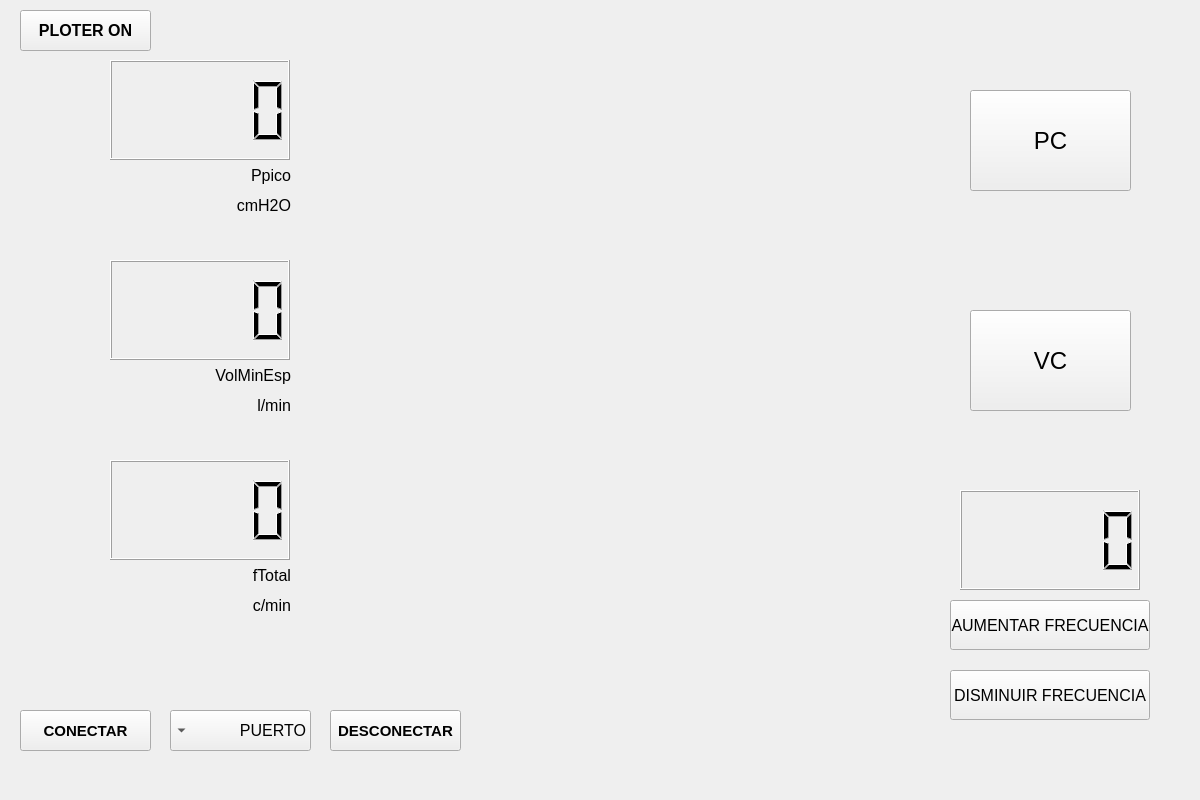
The window that diseño_gui.ui (1PYTHON1/Interfaz_Grafica_Ventilador_Mecanico_PyQt5) describes before a commit, drawn with Qt 5.
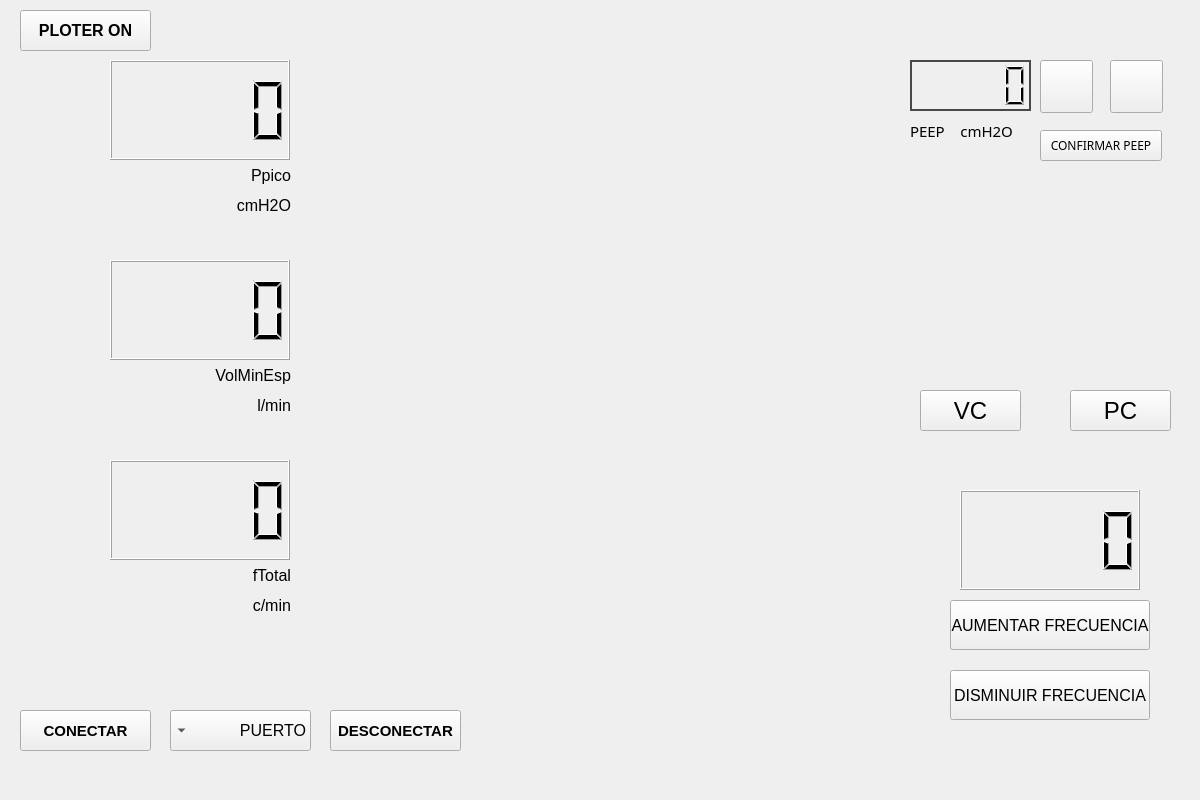
The same window after the commit. Icons and pictures are not drawn.

Commit message: Se agrega el diseño de PEEP para control

Patch:
```diff
--- a/diseño_gui.ui
+++ b/diseño_gui.ui
@@ -73,10 +73,10 @@
    <widget class="QPushButton" name="pushButton_pc">
     <property name="geometry">
      <rect>
-      <x>970</x>
-      <y>90</y>
-      <width>161</width>
-      <height>101</height>
+      <x>1070</x>
+      <y>390</y>
+      <width>101</width>
+      <height>41</height>
      </rect>
     </property>
     <property name="font">
@@ -112,10 +112,10 @@
    <widget class="QPushButton" name="pushButton__vc">
     <property name="geometry">
      <rect>
-      <x>970</x>
-      <y>310</y>
-      <width>161</width>
-      <height>101</height>
+      <x>920</x>
+      <y>390</y>
+      <width>101</width>
+      <height>41</height>
      </rect>
     </property>
     <property name="font">
@@ -435,6 +435,129 @@
      <string>PLOTER ON</string>
     </property>
    </widget>
+   <widget class="QLCDNumber" name="lcdNumber_peep">
+    <property name="geometry">
+     <rect>
+      <x>910</x>
+      <y>60</y>
+      <width>121</width>
+      <height>51</height>
+     </rect>
+    </property>
+    <property name="styleSheet">
+     <string notr="true">#lcdNumber_peep{
+
+border: 2px solid rgb(72, 72, 72);
+
+
+}
+#lcdNumber_peep:hover{
+
+border: 2px solid  rgb(190, 190, 190);
+
+}
+</string>
+    </property>
+    <property name="frameShape">
+     <enum>QFrame::Box</enum>
+    </property>
+   </widget>
+   <widget class="QPushButton" name="pushButton_incrementar_peep">
+    <property name="geometry">
+     <rect>
+      <x>1040</x>
+      <y>60</y>
+      <width>53</width>
+      <height>53</height>
+     </rect>
+    </property>
+    <property name="styleSheet">
+     <string notr="true">#pushButton_incrementar_peep
+{
+background-image: url(:/design/iconos/akar-icons_circle-chevron-down-fill (1).png);
+}
+#pushButton_incrementar_peep:hover
+{
+background-image: url(:/design/iconos/akar-icons_circle-chevron-down-fill (2).png);
+}</string>
+    </property>
+    <property name="text">
+     <string/>
+    </property>
+   </widget>
+   <widget class="QPushButton" name="pushButton_decrementar_peep">
+    <property name="geometry">
+     <rect>
+      <x>1110</x>
+      <y>60</y>
+      <width>53</width>
+      <height>53</height>
+     </rect>
+    </property>
+    <property name="styleSheet">
+     <string notr="true">#pushButton_decrementar_peep{
+background-image: url(:/design/iconos/akar-icons_circle-chevron-down-fill.png);
+}
+#pushButton_decrementar_peep:hover{
+background-image: url(:/design/iconos/akar-icons_circle-chevron-down-fill (3).png);
+}
+</string>
+    </property>
+    <property name="text">
+     <string/>
+    </property>
+   </widget>
+   <widget class="QPushButton" name="pushButton_confirmar_peep">
+    <property name="geometry">
+     <rect>
+      <x>1040</x>
+      <y>130</y>
+      <width>122</width>
+      <height>31</height>
+     </rect>
+    </property>
+    <property name="font">
+     <font>
+      <family>Montserrat</family>
+      <pointsize>9</pointsize>
+      <weight>50</weight>
+      <bold>false</bold>
+     </font>
+    </property>
+    <property name="styleSheet">
+     <string notr="true">#pushButton_confirmar_peep{
+
+}
+#pushButton_confirmar_peep:hover{
+color: rgb(170, 255, 255);
+}</string>
+    </property>
+    <property name="text">
+     <string>CONFIRMAR PEEP</string>
+    </property>
+   </widget>
+   <widget class="QLabel" name="label_8">
+    <property name="geometry">
+     <rect>
+      <x>910</x>
+      <y>115</y>
+      <width>121</width>
+      <height>31</height>
+     </rect>
+    </property>
+    <property name="font">
+     <font>
+      <family>Montserrat</family>
+      <pointsize>11</pointsize>
+     </font>
+    </property>
+    <property name="text">
+     <string>PEEP    cmH2O</string>
+    </property>
+    <property name="alignment">
+     <set>Qt::AlignLeading|Qt::AlignLeft|Qt::AlignVCenter</set>
+    </property>
+   </widget>
   </widget>
   <widget class="QMenuBar" name="menubar">
    <property name="geometry">
```
Left out of the diff: 4 changed lines with no effect on the pictures. The commit also changes 3 other files.
